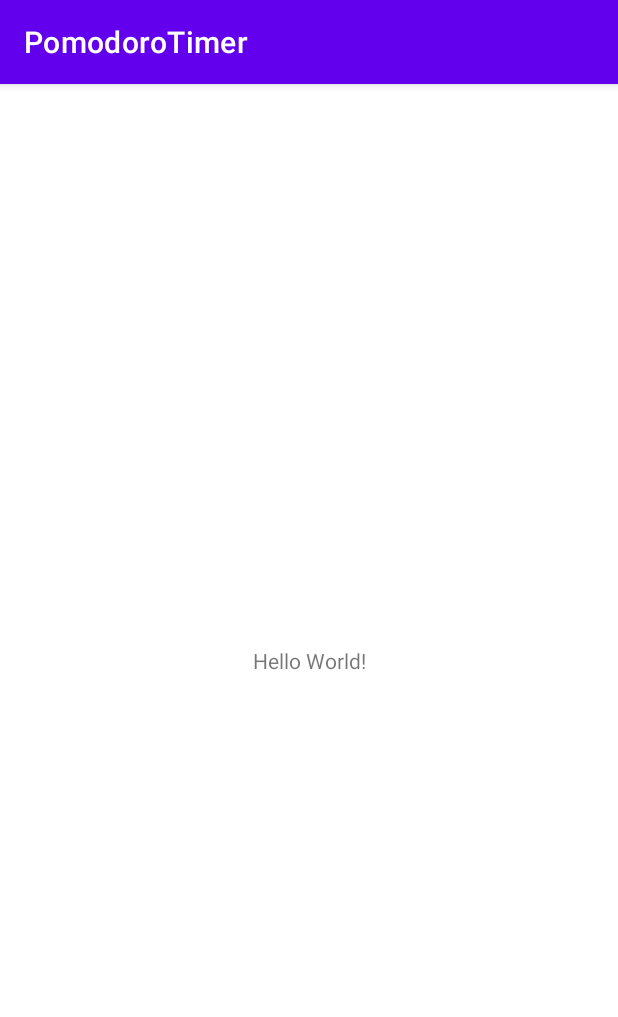
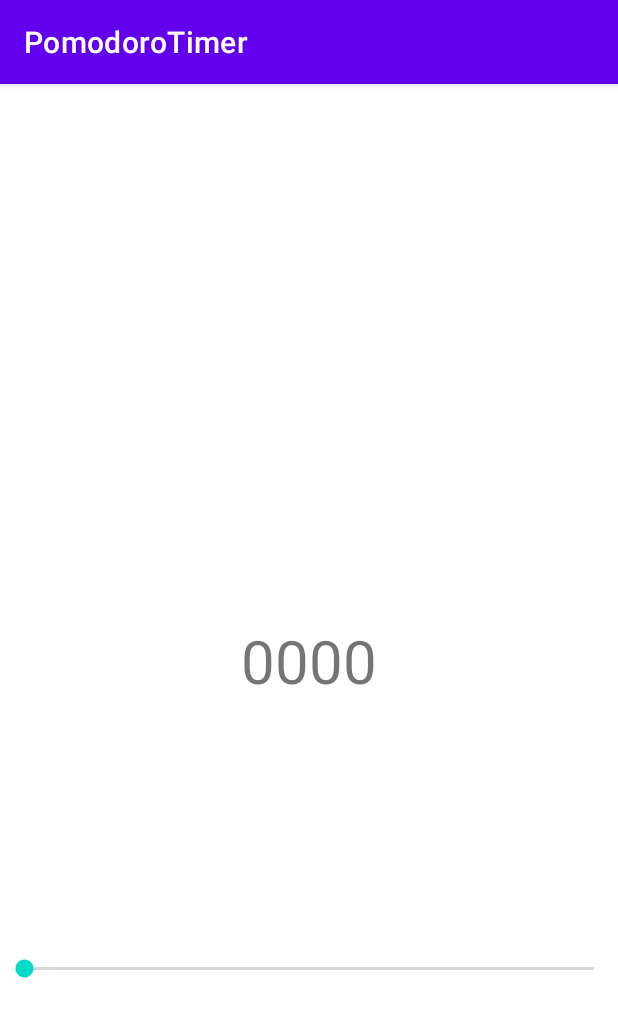
Before and after one commit to SangwonYoon/AndroidApps, an Android app: the screen it shows after launch (MainActivity), on a phone screen of 412 x 824 dp. Shown: the top 1017 px of the screen. Run offline under Robolectric (Android 15) with nearby library versions, the phone set to English and light mode, and no system bars.

Commit message:
뽀모도로 타이머 기본 레이아웃 구성 및 SeekBar 일부 기능 구현

```diff
--- a/PomodoroTimer/app/src/main/java/com/example/pomodorotimer/MainActivity.kt
+++ b/PomodoroTimer/app/src/main/java/com/example/pomodorotimer/MainActivity.kt
@@ -2,10 +2,70 @@ package com.example.pomodorotimer
 
 import androidx.appcompat.app.AppCompatActivity
 import android.os.Bundle
+import android.os.CountDownTimer
+import android.widget.SeekBar
+import android.widget.TextView
+import org.w3c.dom.Text
 
 class MainActivity : AppCompatActivity() {
+
+    private val remainMinutesTextView : TextView by lazy{
+        findViewById(R.id.remainMinutesTextView)
+    }
+
+    private val remainSecondsTextView : TextView by lazy{
+        findViewById(R.id.remainSecondsTextView)
+    }
+
+    private val seekBar : SeekBar by lazy{
+        findViewById(R.id.seekBar)
+    }
+
     override fun onCreate(savedInstanceState: Bundle?) {
         super.onCreate(savedInstanceState)
         setContentView(R.layout.activity_main)
+
+        bindViews()
+    }
+
+    private fun bindViews(){
+        seekBar.setOnSeekBarChangeListener(
+            object : SeekBar.OnSeekBarChangeListener{
+                override fun onProgressChanged(p0: SeekBar?, p1: Int, p2: Boolean) {
+                    remainMinutesTextView.text = "%02d".format(p1) //한자리 숫자 앞에 0을 넣어줌
+                }
+
+                override fun onStartTrackingTouch(p0: SeekBar?) {
+
+                }
+
+                override fun onStopTrackingTouch(p0: SeekBar?) {
+
+                }
+            }
+        )
+    }
+
+    private fun createCountDownTimer(initialMillis: Long) = // return을 생략하고 = 다음에 반환값을 작성할 수 있다.
+        object : CountDownTimer(initialMillis, 1000L){
+            override fun onTick(millisUntilFinished: Long) {
+                updateRemainingTime(millisUntilFinished)
+                updateSeekBar(millisUntilFinished)
+            }
+
+            override fun onFinish() {
+                TODO("Not yet implemented")
+            }
+        }
+
+    private fun updateRemainingTime(remainMillis : Long){ // 남은 시간을 보여주는 UI를 업데이트 해주는 함수
+        val remainSeconds = remainMillis / 1000
+
+        remainMinutesTextView.text = "%02d".format(remainSeconds / 60)
+        remainSecondsTextView.text = "%02d".format(remainSeconds % 60)
+    }
+
+    private fun updateSeekBar(remainMillis: Long){ // SeekBar의 슬라이드를 남은 분에 맞춰 변경해주는 함수
+        seekBar.progress = (remainMillis / 1000 / 60).toInt()
     }
 }
--- a/PomodoroTimer/app/src/main/res/layout/activity_main.xml
+++ b/PomodoroTimer/app/src/main/res/layout/activity_main.xml
@@ -7,12 +7,36 @@
     tools:context=".MainActivity">
 
     <TextView
+        android:id="@+id/remainMinutesTextView"
         android:layout_width="wrap_content"
         android:layout_height="wrap_content"
-        android:text="Hello World!"
+        android:text="00"
+        android:textSize="40sp"
+        app:layout_constraintBottom_toBottomOf="parent"
+        app:layout_constraintHorizontal_chainStyle="packed"
+        app:layout_constraintLeft_toLeftOf="parent"
+        app:layout_constraintRight_toLeftOf="@id/remainSecondsTextView"
+        app:layout_constraintTop_toTopOf="parent" />
+
+    <TextView
+        android:id="@+id/remainSecondsTextView"
+        android:layout_width="wrap_content"
+        android:layout_height="wrap_content"
+        android:text="00"
+        android:textSize="40sp"
+        app:layout_constraintBottom_toBottomOf="@+id/remainMinutesTextView"
+        app:layout_constraintEnd_toEndOf="parent"
+        app:layout_constraintStart_toEndOf="@+id/remainMinutesTextView"
+        app:layout_constraintTop_toTopOf="@+id/remainMinutesTextView" />
+
+    <SeekBar
+        android:id="@+id/seekBar"
+        android:layout_width="0dp"
+        android:layout_height="wrap_content"
+        android:max="60"
         app:layout_constraintBottom_toBottomOf="parent"
         app:layout_constraintLeft_toLeftOf="parent"
         app:layout_constraintRight_toRightOf="parent"
-        app:layout_constraintTop_toTopOf="parent" />
+        app:layout_constraintTop_toBottomOf="@id/remainMinutesTextView" />
 
 </androidx.constraintlayout.widget.ConstraintLayout>
```
